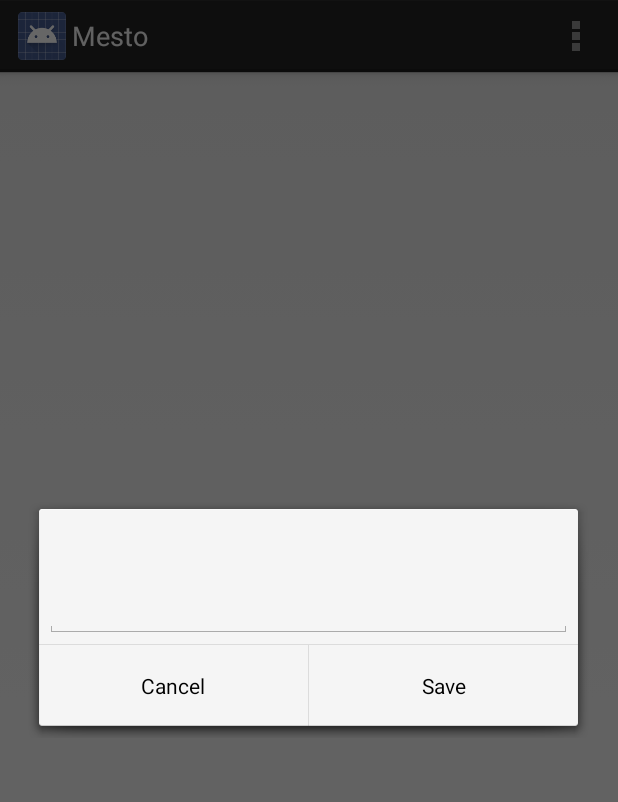
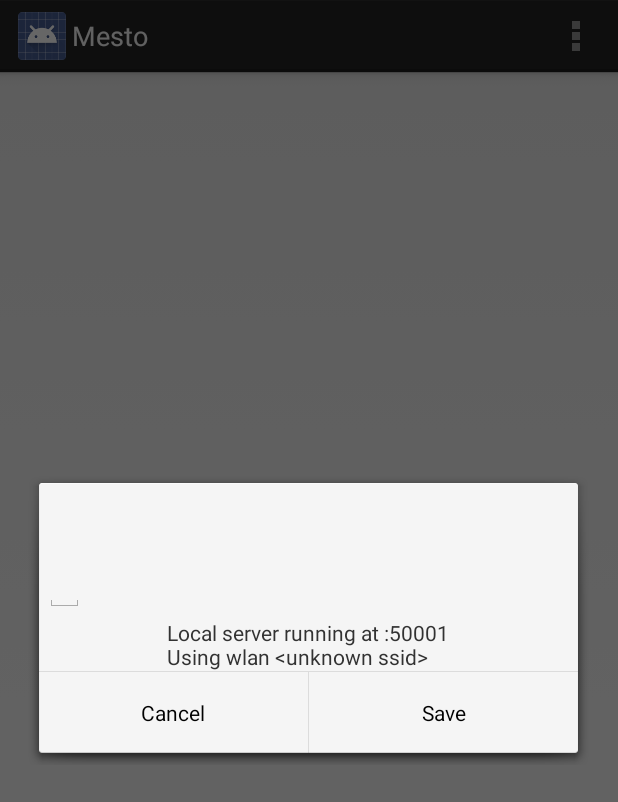
Before and after one commit to Liahim/mesto, an Android app: the MestoActivity screen opened directly, with no data from a screen before it, in the options menu, after a tap on "Settings", on a phone screen of 412 x 824 dp. Shown: the top 802 px of the screen. Run offline under Robolectric (Android 15) with nearby library versions, the phone set to English and light mode, and no system bars; 2 statements that could not run were skipped.

Commit message:
Expand autocompletion window width, extra logging statements

```diff
--- a/android_as/app/src/main/java/com/example/mycalls/MestoActivity.java
+++ b/android_as/app/src/main/java/com/example/mycalls/MestoActivity.java
@@ -8,6 +8,8 @@ import android.content.DialogInterface;
 import android.content.Intent;
 import android.content.ServiceConnection;
 import android.content.SharedPreferences;
+import android.net.wifi.WifiInfo;
+import android.net.wifi.WifiManager;
 import android.os.Bundle;
 import android.os.IBinder;
 import android.text.method.ScrollingMovementMethod;
@@ -22,10 +24,16 @@ import android.widget.ArrayAdapter;
 import android.widget.AutoCompleteTextView;
 import android.widget.TextView;
 
+import org.apache.http.conn.util.InetAddressUtils;
+
+import java.net.InetAddress;
+import java.net.NetworkInterface;
 import java.text.SimpleDateFormat;
 import java.util.Collection;
+import java.util.Collections;
 import java.util.Date;
 import java.util.HashSet;
+import java.util.List;
 import java.util.Locale;
 import java.util.Set;
 
@@ -221,6 +229,11 @@ public final class MestoActivity extends Activity {
         final Pair<String, Set<String>> pair = loadServerLocationAndHistory(MestoActivity.this);
         serverAddress.setText(pair.first);
 
+        final TextView tv = (TextView) view.findViewById(R.id.localServer);
+        final String ipAddress = getIPAddress(true);
+        final String wlanName = getWlanName();
+        tv.setText("Local server running at " + ipAddress + ":50001\nUsing wlan " + wlanName);
+
         if (null != pair.second && !pair.second.isEmpty()) {
             final String[] history = new String[pair.second.size()];
             final ArrayAdapter<String> autoCompleteAdapter
@@ -254,4 +267,44 @@ public final class MestoActivity extends Activity {
 
         return true;
     }
+
+
+    /**
+     * Get IP address from first non-localhost interface
+     *
+     * @param ipv4 true=return ipv4, false=return ipv6
+     * @return address or empty string
+     */
+    public static String getIPAddress(boolean useIPv4) {
+        try {
+            List<NetworkInterface> interfaces = Collections.list(NetworkInterface.getNetworkInterfaces());
+            for (NetworkInterface intf : interfaces) {
+                List<InetAddress> addrs = Collections.list(intf.getInetAddresses());
+                for (InetAddress addr : addrs) {
+                    if (!addr.isLoopbackAddress()) {
+                        String sAddr = addr.getHostAddress().toUpperCase();
+                        boolean isIPv4 = InetAddressUtils.isIPv4Address(sAddr);
+                        if (useIPv4) {
+                            if (isIPv4)
+                                return sAddr;
+                        } else {
+                            if (!isIPv4) {
+                                int delim = sAddr.indexOf('%'); // drop ip6 port suffix
+                                return delim < 0 ? sAddr : sAddr.substring(0, delim);
+                            }
+                        }
+                    }
+                }
+            }
+        } catch (Exception ex) {
+        } // for now eat exceptions
+        return "";
+    }
+
+    private String getWlanName() {
+        WifiManager wifiMgr = (WifiManager) getSystemService(Context.WIFI_SERVICE);
+        WifiInfo wifiInfo = wifiMgr.getConnectionInfo();
+        String name = wifiInfo.getSSID();
+        return name;
+    }
 }
--- a/android_as/app/src/main/res/layout/dialog_settings.xml
+++ b/android_as/app/src/main/res/layout/dialog_settings.xml
@@ -1,17 +1,23 @@
 <?xml version="1.0" encoding="utf-8"?>
 <LinearLayout xmlns:android="http://schemas.android.com/apk/res/android"
     xmlns:tools="http://schemas.android.com/tools"
-    android:layout_width="match_parent"
-    android:layout_height="match_parent"
+    android:layout_width="wrap_content"
+    android:layout_height="wrap_content"
     android:orientation="vertical">
 
     <AutoCompleteTextView
         android:id="@+id/serverAddress"
-        android:layout_width="match_parent"
+        android:layout_width="wrap_content"
         android:layout_height="wrap_content"
         android:layout_margin="4dp"
         android:inputType="textUri|textMultiLine"
         android:minLines="3"
+        android:dropDownWidth="match_parent"
         tools:ignore="LabelFor" />
 
+    <TextView
+        android:layout_gravity="center"
+        android:id="@+id/localServer"
+        android:layout_width="wrap_content"
+        android:layout_height="wrap_content" />
 </LinearLayout>
```
Also changed, not shown: android_as/app/src/main/java/com/example/mycalls/MapViewActivity.java (+41 -77 lines), android_as/app/src/main/java/com/example/mycalls/MestoLocationService.java (+97 -6 lines), 1 other file.
